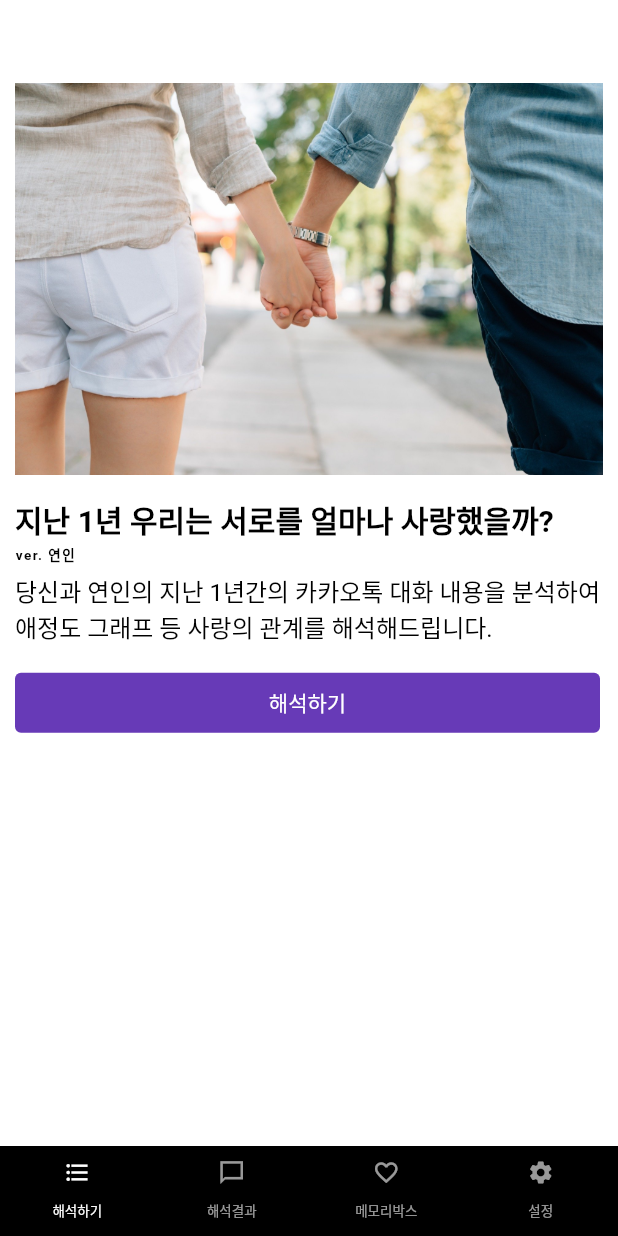
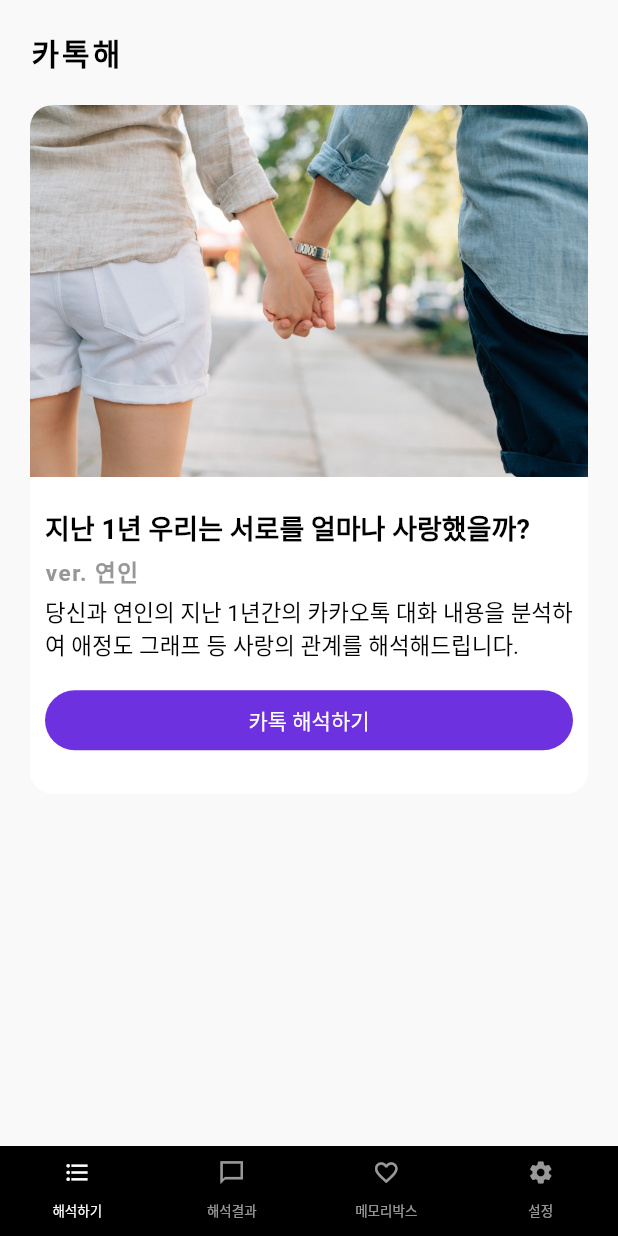
Before and after one commit to meannnj/katalkhae, a Flutter app: the screen it shows after launch, on a phone screen of 412 x 824 dp. Run offline on Flutter 3.47's test engine with Material 2 defaults, Android fonts, the phone set to English and light mode, and no system bars.

Commit message:
디자인 반영# 변경 사항에 대한 커밋 메시지를 입력하십시오. '#' 문자로 시작하는

```diff
--- a/lib/config/palette.dart
+++ b/lib/config/palette.dart
@@ -3,24 +3,28 @@ import 'package:flutter/painting.dart';
 
 class Palette {
   static const MaterialColor headerColor = MaterialColor(
-    0XFF0090AC,
+    0XFFF9F9F9,
   <int, Color>{
-  50: const Color(0XFF9A77FF),//10%
-  100: const Color(0XFF9A77FF),//20%
-  200: const Color(0XFF9A77FF),//30%
-  300: const Color(0XFF9A77FF),//40%
-  400: const Color(0XFF9A77FF),//50%
-  500: const Color(0XFF9A77FF),//60%
-  600: const Color(0XFF9A77FF),//70%
-  700: const Color(0XFF9A77FF),//80%
-  800: const Color(0XFF9A77FF),//90%
-  900: const Color(0XFF9A77FF),//100%
+  50:  Color(0XFFF9F9F9),//10%
+  100:  Color(0XFFF9F9F9),//20%
+  200:  Color(0XFFF9F9F9),//30%
+  300:  Color(0XFFF9F9F9),//40%
+  400:  Color(0XFFF9F9F9),//50%
+  500:  Color(0XFFF9F9F9),//60%
+  600:  Color(0XFFF9F9F9),//70%
+  700:  Color(0XFFF9F9F9),//80%
+  800:  Color(0XFFF9F9F9),//90%
+  900:  Color(0XFFF9F9F9),//100%
   }, );
+  static const Color mainColor = Color(0XFF6E31DF);
+  static const Color backgroundColor = Color(0XFFF9F9F9);
+  static const Color disableColor = Color(0xFF979797);
+  static const Color talkColor = Color(0xFFFEEA0F);
+
+  //참조 컬러
   static const Color iconColor = Color(0xFFB6C7D1);
   static const Color activeColor = Color(0xFF09126C);
-  static const Color mainColor = Color(0XFF9A77FF);
   static const Color subColor = Color(0XFF9A77FF);
   static const Color textColor = Color(0xFFF7E319);
   static const Color googleColor = Colors.amberAccent;
-  static const Color backgroundColor = Color(0xFFECF3F9);
 }
--- a/lib/screens/analyze_katalk_choice.dart
+++ b/lib/screens/analyze_katalk_choice.dart
@@ -10,17 +10,21 @@ class ItemA extends StatelessWidget {
   Widget build(BuildContext context) {
     return Scaffold(
         appBar: AppBar(
-          title: const Text('카카오톡 해석하기'),
+          title: const Text('카톡 해석하기',
+        style: TextStyle(fontWeight: FontWeight.bold),
+          ),
           elevation: 0.0,
-          backgroundColor: Colors.deepPurpleAccent,
+          backgroundColor: Palette.backgroundColor,
         ),
-        body: Column(
+        body: Padding(
+          padding: const EdgeInsets.only(top:0, left:20, right:20),
+          child: Column(
             crossAxisAlignment: CrossAxisAlignment.start,
             children: <Widget>[
               const SizedBox(
                 height: 10.0,
               ),
-            const Text('  해석할 카카오톡 대화를 선택해주세요.',
+              const Text('해석할 카카오톡 대화를 선택해주세요.',
                 style: TextStyle(
                   color: Colors.black87,
                   fontSize: 20,
@@ -29,9 +33,10 @@ class ItemA extends StatelessWidget {
               const SizedBox(
                 height: 10.0,
               ),
-            Padding(
-              padding: const EdgeInsets.all(8.0),
-              child: ElevatedButton(
+              OutlinedButton(
+
+                child: Padding(
+                  padding: const EdgeInsets.all(10),
                   child: Column(
                     crossAxisAlignment: CrossAxisAlignment.center,
                     children: const <Widget> [
@@ -40,6 +45,7 @@ class ItemA extends StatelessWidget {
                           style: TextStyle(
                             color: Colors.black87,
                             fontSize: 18,
+                            fontWeight: FontWeight.bold,
                           )
                       ),
                       SizedBox(
@@ -54,14 +60,21 @@ class ItemA extends StatelessWidget {
                       ),
                     ],
                   ),
+                ),
                 onPressed: () {},
-                style: TextButton.styleFrom(
+                style: OutlinedButton.styleFrom(
+                  //primary: Colors.black,
                   minimumSize: const Size(390,40),
-                  backgroundColor: Colors.white
+                  backgroundColor: Colors.white,
+                  shape: RoundedRectangleBorder(
+                    borderRadius: BorderRadius.circular(10.0),
+                    //side: BorderSide(color: Colors.red)
                   ),
               ),
+
               )
             ],
+          ),
         )
     );
   }
--- a/lib/screens/main_screen.dart
+++ b/lib/screens/main_screen.dart
@@ -15,56 +15,73 @@ class _ItemScreenState extends State<ItemScreen> {
   @override
   Widget build(BuildContext context) {
     return Scaffold(
-      backgroundColor: Colors.white,
+      backgroundColor: Palette.backgroundColor,//Colors.white,
       body: SingleChildScrollView(
         scrollDirection: Axis.vertical,
+        child: SafeArea(
           child: Padding(
-          padding: const EdgeInsets.fromLTRB(10.0, 30.0, 10.0, 0.0),
+            padding: const EdgeInsets.only(top:0, left:20, right:20),
             child: Column(
               crossAxisAlignment: CrossAxisAlignment.start,
               children: [
-              /*const Text(
-                '해석하기',
+                const Padding(
+                  padding: EdgeInsets.only(top: 20.0, bottom: 20.0),
+                  child: Text(
+                    '카톡해',
                     style: TextStyle(
                       fontSize: 20,
                       letterSpacing: 2.0,
                       color: Colors.black, //Palette.mainColor,
                       fontWeight: FontWeight.bold,
                     ),
-              ),*/
-              const SizedBox(
-                height: 25.0,
+                  ),
                 ),
                 Column(
                   mainAxisAlignment: MainAxisAlignment.center,
                   children: [
-                  Column(
+                    Container(
+                      decoration: const BoxDecoration(
+                          color: Colors.white,
+                          // border: Border.all(
+                          //   color: Colors.red,
+                          // ),
+                        borderRadius: BorderRadius.all(Radius.circular(15.0)),
+                      ),
+                      child: Column(
                         children: [
-                      Image.asset(
+                          ClipRRect(
+                            borderRadius: const BorderRadius.only(
+                              topLeft : Radius.circular(15.0),
+                              topRight : Radius.circular(15.0),
+                            ),
+                            child: Image.asset(
                               'images/item1.png',
                               fit: BoxFit.fill,
                             ),
+                          ),
                           const SizedBox(
-                        height: 15.0,
+                            height: 10.0,
                           ),
-                      Column(
+                          Padding(
+                            padding: const EdgeInsets.all(10.0),
+                            child: Column(
                                 crossAxisAlignment: CrossAxisAlignment.start,
                                 children: <Widget> [
                                   const Text('지난 1년 우리는 서로를 얼마나 사랑했을까?',
                                     style: TextStyle(
                                       color: Colors.black,
-                                fontSize: 20.0,
+                                      fontSize: 18.0,
                                       fontWeight: FontWeight.bold,
                                     ),
                                   ),
                                   const SizedBox(
-                              height: 2.0,
+                                    height: 5.0,
                                   ),
                                   const Text('ver. 연인',
                                     style: TextStyle(
                                       letterSpacing: 1.0,
-                                fontSize: 9,
-                                color: Colors.black,
+                                      fontSize: 15,
+                                      color: Palette.disableColor,
                                       fontWeight: FontWeight.bold,
                                     ),
                                   ),
@@ -74,7 +91,7 @@ class _ItemScreenState extends State<ItemScreen> {
                                   const Text('당신과 연인의 지난 1년간의 카카오톡 대화 내용을 분석하여 애정도 그래프 등 사랑의 관계를 해석해드립니다.',
                                     style: TextStyle(
                                       //letterSpacing: 1.0,
-                                fontSize: 16,
+                                      fontSize: 15,
                                       color: Colors.black,
                                     ),
                                   ),
@@ -91,13 +108,22 @@ class _ItemScreenState extends State<ItemScreen> {
                                       style: TextButton.styleFrom(
                                           primary: Colors.white,
                                           minimumSize: const Size(390,40),
-                                    backgroundColor: Colors.deepPurple
+                                          backgroundColor: Palette.mainColor,
+                                          shape: RoundedRectangleBorder(
+                                              borderRadius: BorderRadius.circular(50.0),
+                                              //side: BorderSide(color: Colors.red)
                                           ),
-                                child: const Text('해석하기')
-                            )
+                                      ),
+                                      child: const Text('카톡 해석하기')
+                                  ),
+                                  const SizedBox(
+                                    height: 15.0,
+                                  ),
                                 ]
                             ),
+                          ),
                         ],
+                      ),
                     ),
 
                     const SizedBox(
@@ -109,6 +135,7 @@ class _ItemScreenState extends State<ItemScreen> {
             ),
           ),
         ),
+      ),
     );
   }
 }
```
Lines whose indentation alone changed are shown as unchanged.
